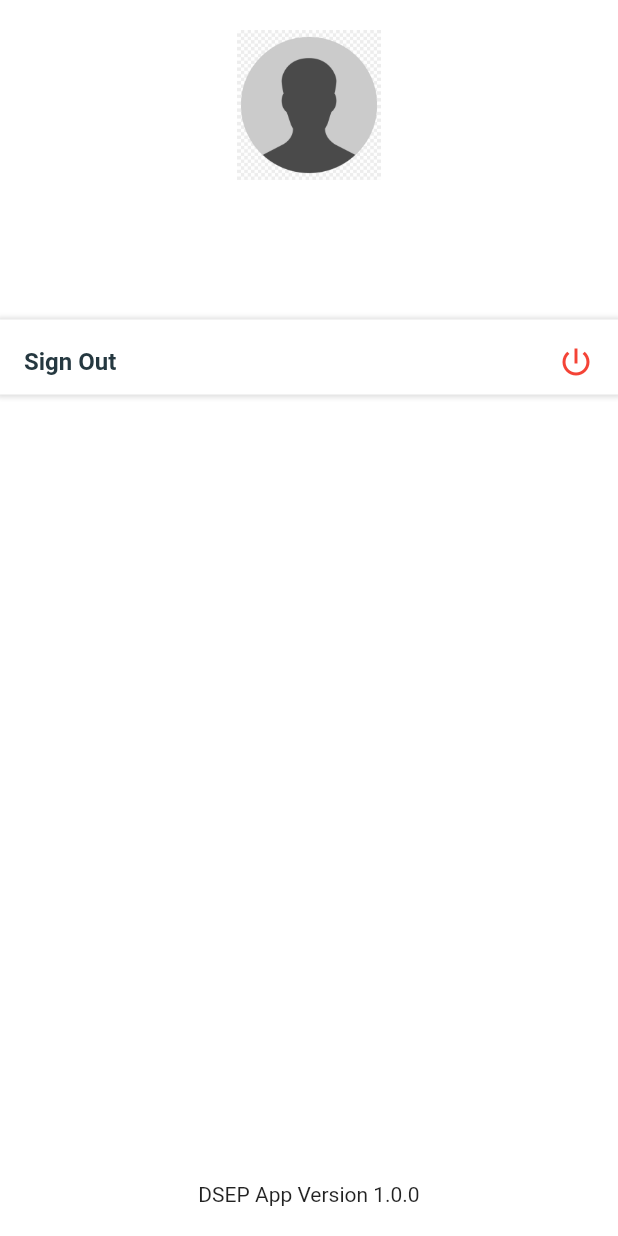
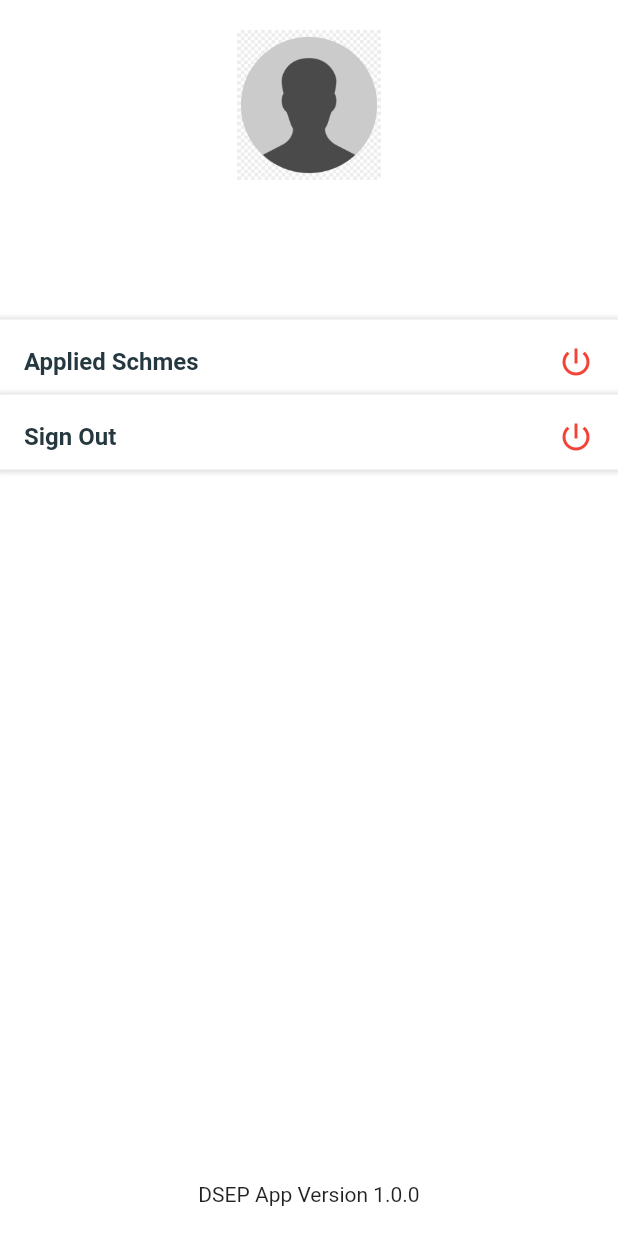
Before and after one commit to mihirfossgen/DSEP_BPP, a Flutter app: the Profile screen opened directly, on a phone screen of 412 x 824 dp. Run offline on Flutter 3.47's test engine with Material 2 defaults, Android fonts, the phone set to English and light mode, and no system bars; drawn by our look-alikes of flutter_platform_widgets; our stand-ins replace flutter_svg, fluttertoast, lottie, package_info, scroll_snap_list, shared_preferences and 2 more; missing offline and left inert: flutter_platform_alert, forme, forme_base_fields, layout, material_color_generator; accounts and stored records are empty; Roboto replaces fonts that are missing (WorkSans).

Commit message:
applied schemes screen created

```diff
--- a/lib/screens/profile.dart
+++ b/lib/screens/profile.dart
@@ -5,6 +5,7 @@ import 'package:dsep_bpp/widgets/text_widget.dart';
 import 'package:flutter/material.dart';
 import 'package:package_info/package_info.dart';
 import '../widgets/custom_drawer/app_theme.dart';
+import 'applied_scheme.dart';
 
 class Profile extends StatefulWidget {
   const Profile({Key? key}) : super(key: key);
@@ -105,7 +106,71 @@ class _ProfileState extends State<Profile> {
             height: 50,
           ),
           Column(
-            children: _listTile(),
+            children: [
+              Container(
+                height: 50,
+                alignment: Alignment.center,
+                width: MediaQuery.of(context).size.width,
+                decoration: BoxDecoration(color: whiteColor, boxShadow: [
+                  BoxShadow(
+                      color: Colors.grey.shade300,
+                      blurRadius: 2,
+                      spreadRadius: 2)
+                ]),
+                child: ListTile(
+                  title: const Text(
+                    'Applied Schmes',
+                    style: TextStyle(
+                      fontFamily: AppTheme.fontName,
+                      fontWeight: FontWeight.w600,
+                      fontSize: 16,
+                      color: AppTheme.darkText,
+                    ),
+                    textAlign: TextAlign.left,
+                  ),
+                  trailing: const Icon(
+                    Icons.power_settings_new,
+                    color: Colors.red,
+                  ),
+                  onTap: () {
+                    Navigator.push(
+                        context,
+                        MaterialPageRoute(
+                            builder: ((context) => const AppliedScreens())));
+                  },
+                ),
+              ),
+              Container(
+                height: 50,
+                alignment: Alignment.center,
+                width: MediaQuery.of(context).size.width,
+                decoration: BoxDecoration(color: whiteColor, boxShadow: [
+                  BoxShadow(
+                      color: Colors.grey.shade300,
+                      blurRadius: 2,
+                      spreadRadius: 2)
+                ]),
+                child: ListTile(
+                  title: const Text(
+                    'Sign Out',
+                    style: TextStyle(
+                      fontFamily: AppTheme.fontName,
+                      fontWeight: FontWeight.w600,
+                      fontSize: 16,
+                      color: AppTheme.darkText,
+                    ),
+                    textAlign: TextAlign.left,
+                  ),
+                  trailing: const Icon(
+                    Icons.power_settings_new,
+                    color: Colors.red,
+                  ),
+                  onTap: () {
+                    onTapped();
+                  },
+                ),
+              ),
+            ],
           ),
           Spacer(),
           Row(
```
Also changed, not shown: lib/screens/applied_scheme.dart (added, +120 -0 lines).
